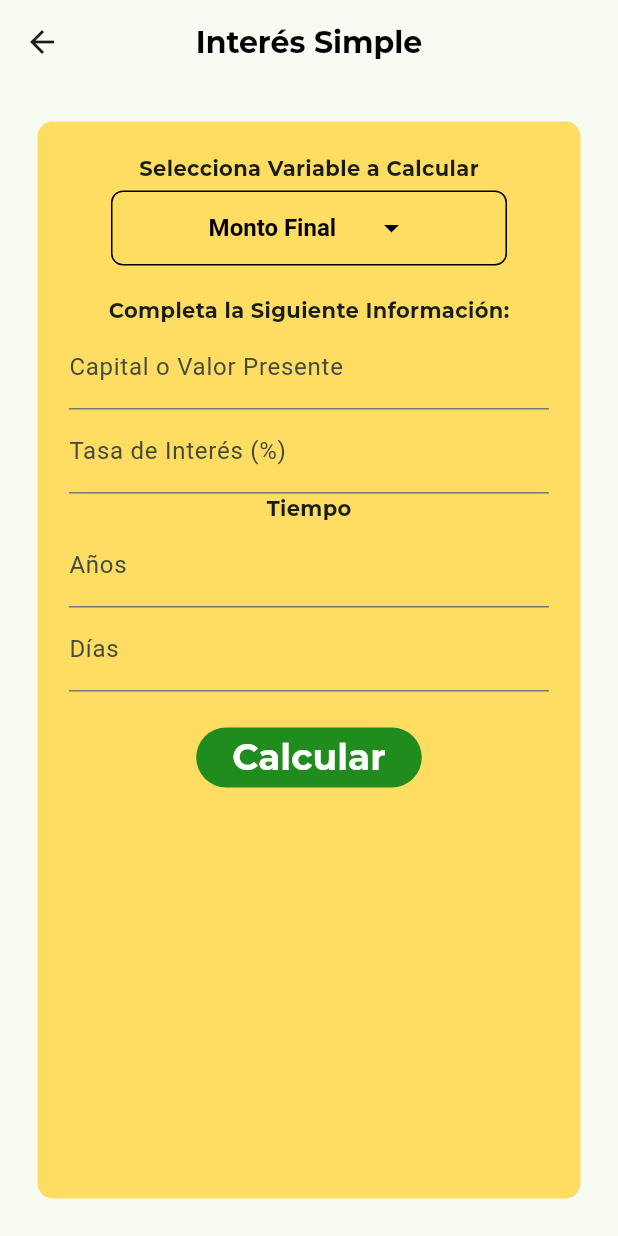
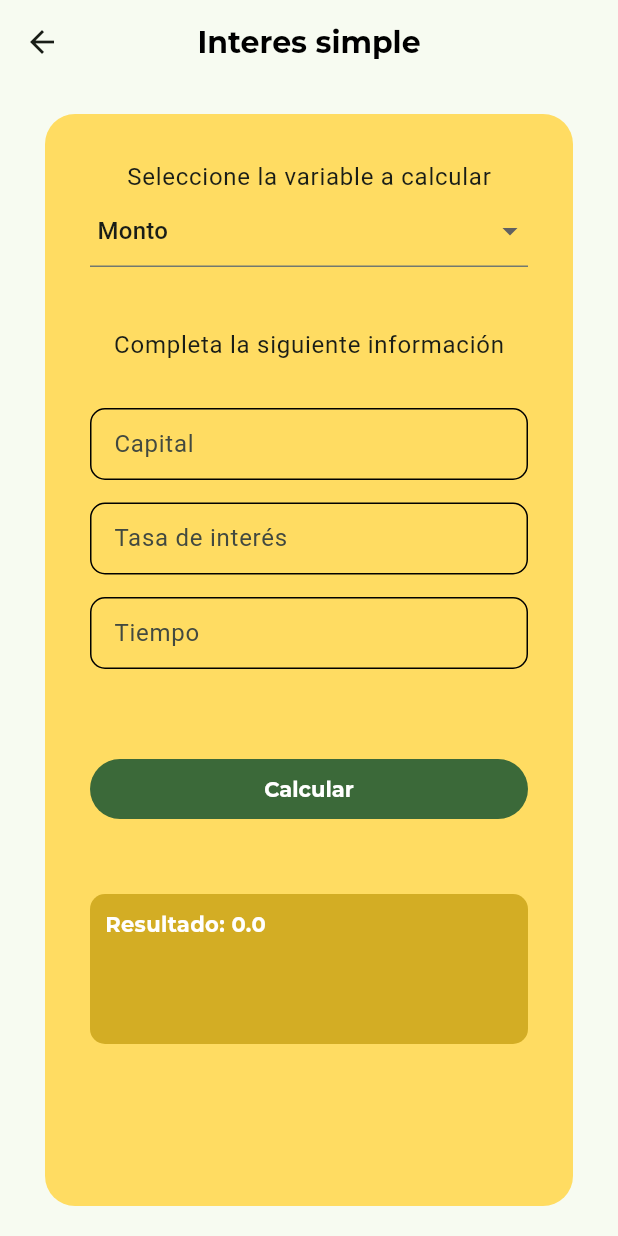
Before and after one commit to LuisPg10/ingemath, a Flutter app: the SimpleInterestScreen screen opened by its route, on a phone screen of 412 x 824 dp. Run offline on Flutter 3.47's test engine with Material 3 defaults, Android fonts, the phone set to English and light mode, and no system bars; our stand-ins replace flutter_riverpod, formz, go_router, google_fonts; project files that could hold a hidden picture were left out.

Commit message:
provider for simple interest created and simple interest screen modified

```diff
--- a/lib/presentation/providers/providers.dart
+++ b/lib/presentation/providers/providers.dart
@@ -1,2 +1,5 @@
 export 'annuity/annuity_form_provider.dart';
 export 'annuity/annuity_repository_provider.dart';
+
+export 'simple_interest/simple_form_provider.dart';
+export 'simple_interest/simple_repository_provider.dart';
--- /dev/null
+++ b/lib/presentation/providers/simple_interest/simple_repository_provider.dart
@@ -0,0 +1,6 @@
+import 'package:flutter_riverpod/flutter_riverpod.dart';
+import 'package:ingemath/infraestructure/infraestructure.dart';
+
+final simpleRepositorytProvider = Provider((ref) {
+  return CalculationSimpleRepositoryImpl();
+});
--- a/lib/presentation/screens/annuities_screen.dart
+++ b/lib/presentation/screens/annuities_screen.dart
@@ -26,7 +26,7 @@ class AnnuitiesScreen extends StatelessWidget {
   }
 }
 
-final options = <String, String>{
+final annuitiesOptions = <String, String>{
   "amount": "Monto anualidad",
   "currentAnnuity": "Valor anualidad actual",
   "annuityRate": "Tasa de interés",
@@ -49,7 +49,7 @@ class _AnnuitiesForm extends ConsumerWidget {
           children: [
 
             Text("Seleccione la variable a calcular", style: textStyles.bodyLarge),
-            OperationsDropDownButton( options: options, onChanged: (value){}),
+            OperationsDropDownButton( options: annuitiesOptions, onChanged: (value){}),
 
             const SizedBox(height: 40),
             Text("Completa la siguiente información", style: textStyles.bodyLarge),
--- a/lib/presentation/screens/simple_interest_screen.dart
+++ b/lib/presentation/screens/simple_interest_screen.dart
@@ -1,66 +1,124 @@
 import 'package:flutter/material.dart';
-import 'package:ingemath/presentation/widgets/Interes%20Simple/dropdown_menu.dart';
-import 'package:ingemath/presentation/widgets/shared/custom_filled_button.dart';
+import 'package:flutter_riverpod/flutter_riverpod.dart';
+import 'package:ingemath/presentation/providers/providers.dart';
+import 'package:ingemath/presentation/widgets/widgets.dart';
 
-final TextEditingController vpController = TextEditingController();
-final TextEditingController iController = TextEditingController();
-final TextEditingController dController = TextEditingController();
-
-class SimpleInterestScreen extends StatefulWidget {
+class SimpleInterestScreen extends StatelessWidget {
   const SimpleInterestScreen({super.key});
-
-  @override
-  SimpleInterestScreenState createState() => SimpleInterestScreenState();
-}
-
-class SimpleInterestScreenState extends State<SimpleInterestScreen> {
-  double? result;
-
-  void calculateResult() {
-    double vp = double.tryParse(vpController.text) ?? 0;
-    double i = double.tryParse(iController.text) ?? 0;
-    double d = double.tryParse(dController.text) ?? 0;
-
-    setState(() {
-      result = vp + (vp * (i / 100) * (d / 360));
-    });
-  }
 
   @override
   Widget build(BuildContext context) {
     return Scaffold(
-      appBar: AppBar(
-        title: const Text("Interés Simple"),
+      appBar: AppBar(title: const Text("Interes simple"),),
+      body: Padding(
+        padding: const EdgeInsets.symmetric(horizontal: 30, vertical: 20),
+        child: Container(
+          width: double.infinity,
+          height: double.infinity,
+          decoration: BoxDecoration(
+            color: const Color(0xFFFFDC62),
+            borderRadius: BorderRadius.circular(20)
+          ),
+          child: const _SimpleInterestForm(),
+        ),
       ),
-      body: Container(
-        decoration: BoxDecoration(
-          border: Border.all(width: 1.0, color: Colors.transparent),
-          borderRadius: BorderRadius.circular(10.0),
-          color: const Color(0xFFFFDC62),
-        ),
-        margin: const EdgeInsets.all(25),
-        padding: const EdgeInsets.symmetric(horizontal: 20),
+    );
+  }
+}
+
+final simpleOptions = <String, String>{
+  "capital": "Capital",
+  "rateInterest": "Tasa de interés",
+  "time": "Tiempo",
+  "interest": "Interés",
+  "amount": "Monto",
+};
+
+class _SimpleInterestForm extends ConsumerWidget {
+  const _SimpleInterestForm();
+
+  @override
+  Widget build(BuildContext context, WidgetRef ref) {
+
+    final simpleInterestForm = ref.watch(simpleFormProvider);
+    final textStyles = Theme.of(context).textTheme;
+
+    return Padding(
+      padding: const EdgeInsets.all(30),
+      child: SingleChildScrollView(
         child: Column(
           children: [
-            const SizedBox(height: 20),
-            DropdownMenuWidget(
-              vpController: vpController,
-              iController: iController,
-              dController: dController,
+
+            Text("Seleccione la variable a calcular", style: textStyles.bodyLarge),
+            OperationsDropDownButton( options: simpleOptions, onChanged: (value){}),
+
+            const SizedBox(height: 40),
+            Text("Completa la siguiente información", style: textStyles.bodyLarge),
+            const SizedBox(height: 30),
+
+            //* Form
+            CustomTextFormField(
+              label: "Capital",
+              onChanged: (value) {
+                ref.read(simpleFormProvider.notifier).
+                onCapitalChanged(double.tryParse(value) ?? 0);
+              },
+              errorMessage: simpleInterestForm.isFormPosted
+              ? simpleInterestForm.capital.errorMessage
+              : null,
             ),
-            const SizedBox(height: 20),
-            CustomFilledButton(
-              buttonColor: const Color(0xFF218C1E),
-              onPressed: () {
-                calculateResult();
+
+            const SizedBox(height: 15),
+
+            CustomTextFormField(
+              label: "Tasa de interés",
+              onChanged: (value) {
+                ref.read(simpleFormProvider.notifier).
+                onRateInterestChanged(double.tryParse(value) ?? 0);
               },
-              child: const Text("Calcular", style: TextStyle(fontSize: 24)),
+              errorMessage: simpleInterestForm.isFormPosted
+              ? simpleInterestForm.rateInterest.errorMessage
+              : null,
             ),
-            if (result != null)
-              Text(
-                "Resultado: ${result?.toStringAsFixed(2)}",
-                style: const TextStyle(fontSize: 20),
+
+            const SizedBox(height: 15),
+
+            CustomTextFormField(
+              label: "Tiempo",
+              onChanged: (value) {
+                ref.read(simpleFormProvider.notifier).
+                onTimeChanged(double.tryParse(value) ?? 0);
+              },
+              errorMessage: simpleInterestForm.isFormPosted
+              ? simpleInterestForm.time.errorMessage
+              : null,
+            ),
+
+            const SizedBox(height: 60),
+
+            SizedBox(
+              width: double.infinity,
+              height: 40,
+              child: CustomFilledButton(
+                onPressed: ref.read(simpleFormProvider.notifier).calculate,
+                child: const Text("Calcular"),
               ),
+            ),
+
+            const SizedBox(height: 50),
+
+            Container(
+              padding: const EdgeInsets.all(10),
+              width: double.infinity - 30,
+              height: 100,
+              decoration: BoxDecoration(
+                borderRadius: BorderRadius.circular(10),
+                color: const Color(0xFFD3AD24),
+              ),
+              child: Text("Resultado: ${simpleInterestForm.result}",
+                style: const TextStyle(color: Colors.white)
+              ),
+            )
           ],
         ),
       ),
```
Also changed, not shown: lib/presentation/providers/simple_interest/simple_form_provider.dart (added, +116 -0 lines).
